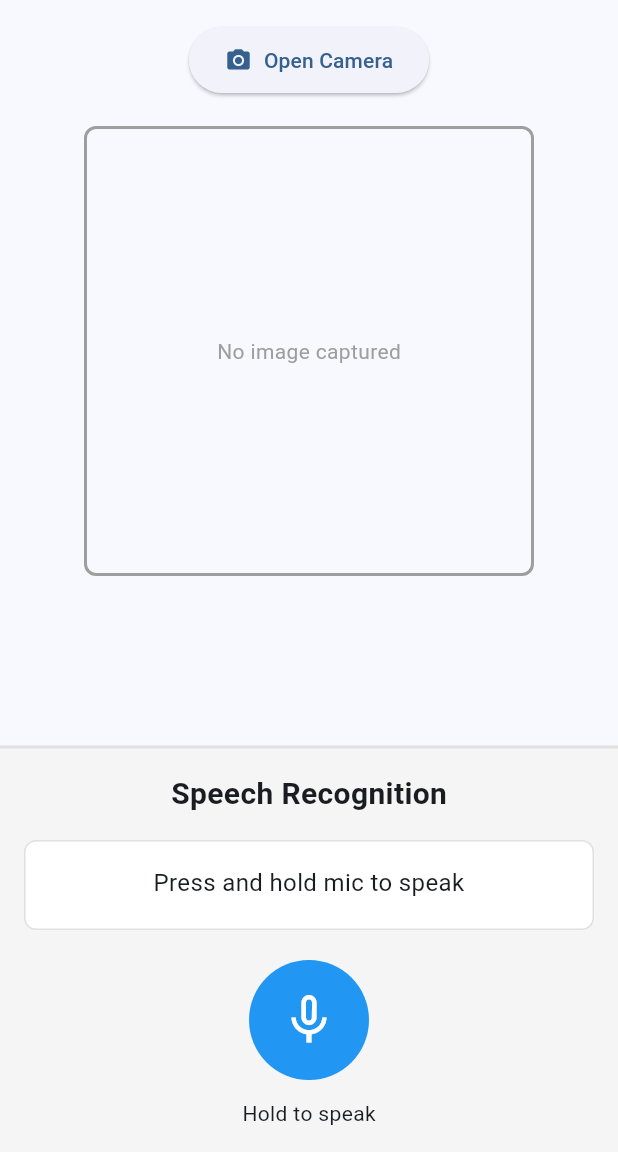
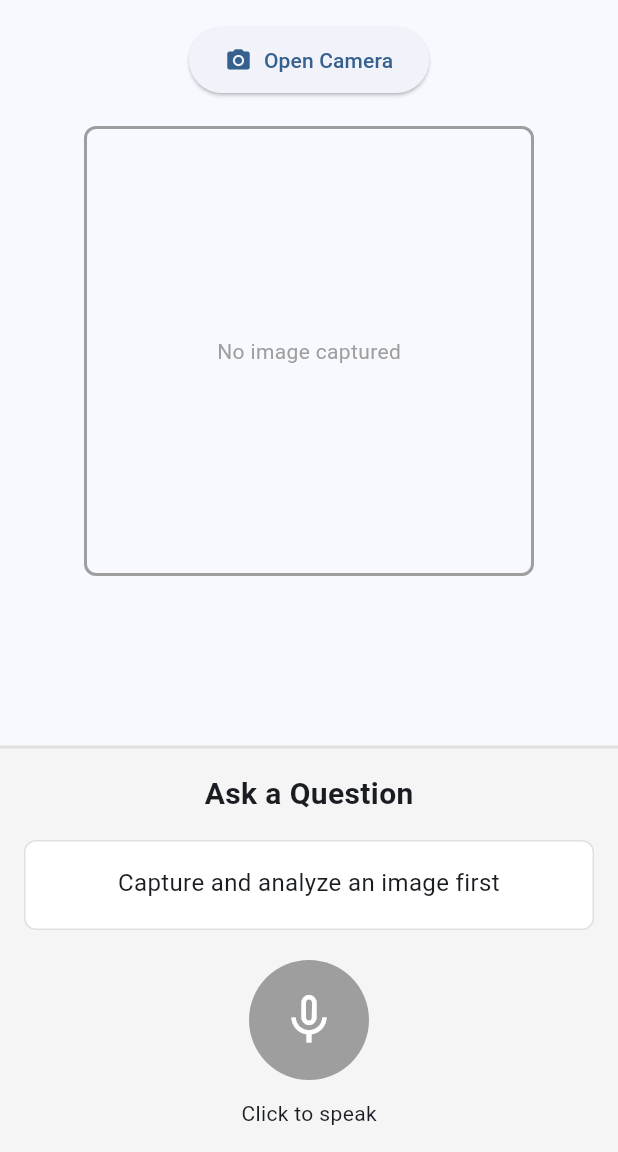
Before and after one commit to SuyashManiyar/HackUMass_codebase, a Flutter app: the screen it shows after launch, after a tap on "Open Camera", on a phone screen of 412 x 824 dp, the part 84-1236 px from its top. Run offline on Flutter 3.47's test engine with Material 3 defaults, Android fonts, the light colour scheme and no system bars; our stand-ins replace flutter_dotenv, flutter_tts, google_generative_ai, image_picker, speech_to_text.

Commit message:
main update

```diff
--- a/lib/main.dart
+++ b/lib/main.dart
@@ -3,8 +3,14 @@ import 'package:image_picker/image_picker.dart';
 import 'dart:io';
 import 'gemini_service.dart';
 import 'pipeline_service.dart';
+import 'package:flutter_dotenv/flutter_dotenv.dart';
 
-void main() {
+
+Future<void> main() async{
+  await dotenv.load(fileName: ".env");
+  print('Dotenv loaded successfully');
+  print('GEMINI_API_KEY exists: ${dotenv.env['GEMINI_API_KEY'] != null}');
+  print('OPENROUTER_API_KEY exists: ${dotenv.env['OPNRTR_API_KEY'] != null}');
   runApp(const MyApp());
 }
 
@@ -35,14 +41,13 @@ class MyHomePage extends StatefulWidget {
 class _MyHomePageState extends State<MyHomePage> {
   File? _image;
   final ImagePicker _picker = ImagePicker();
-  String? _description;
-  bool _isLoading = false;
+  String? _imageSummary;
+  bool _isLoadingImage = false;
 
   final PipelineService _pipelineService = PipelineService();
-  String _recognizedText = '';
-  String _reversedText = '';
+  String _transcription = '';
   bool _isSpeechInitialized = false;
-  bool _isProcessingSpeech = false;
+  bool _isProcessingPipeline = false;
 
   @override
   void initState() {
@@ -75,7 +80,7 @@ class _MyHomePageState extends State<MyHomePage> {
       if (image != null) {
         setState(() {
           _image = File(image.path);
-          _description = null;
+          _imageSummary = null;
         });
       }
     } catch (e) {
@@ -87,8 +92,8 @@ class _MyHomePageState extends State<MyHomePage> {
     if (_image == null) return;
 
     setState(() {
-      _isLoading = true;
-      _description = null;
+      _isLoadingImage = true;
+      _imageSummary = null;
     });
 
     try {
@@ -96,12 +101,12 @@ class _MyHomePageState extends State<MyHomePage> {
       final result = await get_gemini_response(imageBytes);
 
       setState(() {
-        _description = result.toString();
-        _isLoading = false;
+        _imageSummary = result.toString();
+        _isLoadingImage = false;
       });
     } catch (e) {
       setState(() {
-        _isLoading = false;
+        _isLoadingImage = false;
       });
 
       if (mounted) {
@@ -116,46 +121,40 @@ class _MyHomePageState extends State<MyHomePage> {
     }
   }
 
-  void _onSpeechResult(String text, bool isFinal) {
+  void _onTranscriptionUpdate(String text) {
     setState(() {
-      _recognizedText = text;
+      _transcription = text;
     });
   }
 
-  void _startListening() {
-    setState(() {
-      _recognizedText = '';
-      _reversedText = '';
-      _isProcessingSpeech = false;
-    });
-    _pipelineService.startListening(_onSpeechResult);
+  Future<void> _toggleMicrophone() async {
+    if (_imageSummary == null || _imageSummary!.isEmpty) {
+      ScaffoldMessenger.of(context).showSnackBar(
+        const SnackBar(
+          content: Text('Please capture and analyze an image first'),
+          backgroundColor: Colors.orange,
+        ),
+      );
+      return;
     }
 
-  Future<void> _stopListening() async {
-    if (_isProcessingSpeech) return;
+    if (_pipelineService.isListening) {
+      setState(() {
+        _isProcessingPipeline = true;
+      });
+
+      await _pipelineService.stopPipelineAndProcess(_imageSummary!);
 
       setState(() {
-      _isProcessingSpeech = true;
+        _isProcessingPipeline = false;
       });
-
-    await Future.delayed(const Duration(milliseconds: 500));
-
-    final finalText = await _pipelineService.stopListening();
-
-    final textToUse = finalText.isNotEmpty ? finalText : _recognizedText;
-
-    if (textToUse.isNotEmpty) {
-      final reversed = _pipelineService.reverseText(textToUse);
+    } else {
       setState(() {
-        _recognizedText = textToUse;
-        _reversedText = reversed;
+        _transcription = '';
       });
-      await _pipelineService.speakText(reversed);
+      await _pipelineService.startPipeline(_imageSummary!, _onTranscriptionUpdate);
+      setState(() {});
     }
-
-    setState(() {
-      _isProcessingSpeech = false;
-    });
   }
 
   @override
@@ -209,20 +208,20 @@ class _MyHomePageState extends State<MyHomePage> {
                           ),
                           const SizedBox(height: 20),
                           ElevatedButton.icon(
-                            onPressed: _isLoading ? null : _describeImage,
-                            icon: _isLoading
+                            onPressed: _isLoadingImage ? null : _describeImage,
+                            icon: _isLoadingImage
                                 ? const SizedBox(
                               width: 20,
                               height: 20,
                               child: CircularProgressIndicator(strokeWidth: 2),
                             )
                                 : const Icon(Icons.auto_awesome),
-                            label: Text(_isLoading ? 'Analyzing...' : 'Describe Image'),
+                            label: Text(_isLoadingImage ? 'Analyzing...' : 'Describe Image'),
                             style: ElevatedButton.styleFrom(
                               padding: const EdgeInsets.symmetric(horizontal: 24, vertical: 12),
                             ),
                           ),
-                          if (_description != null) ...[
+                          if (_imageSummary != null) ...[
                             const SizedBox(height: 20),
                             Container(
                               width: double.infinity,
@@ -237,7 +236,7 @@ class _MyHomePageState extends State<MyHomePage> {
                                 crossAxisAlignment: CrossAxisAlignment.start,
                                 children: [
                                   const Text(
-                                    'Description:',
+                                    'Image Summary:',
                                     style: TextStyle(
                                       fontSize: 16,
                                       fontWeight: FontWeight.bold,
@@ -245,7 +244,7 @@ class _MyHomePageState extends State<MyHomePage> {
                                   ),
                                   const SizedBox(height: 8),
                                   Text(
-                                    _description!,
+                                    _imageSummary!,
                                     style: const TextStyle(fontSize: 14),
                                   ),
                                 ],
@@ -285,7 +284,7 @@ class _MyHomePageState extends State<MyHomePage> {
                 mainAxisSize: MainAxisSize.min,
                 children: [
                   const Text(
-                    'Speech Recognition',
+                    'Ask a Question',
                     style: TextStyle(fontSize: 20, fontWeight: FontWeight.bold),
                   ),
                   const SizedBox(height: 16),
@@ -301,47 +300,31 @@ class _MyHomePageState extends State<MyHomePage> {
                         border: Border.all(color: Colors.grey[300]!),
                       ),
                       constraints: const BoxConstraints(minHeight: 60),
-                      child: Column(
-                        children: [
-                          Text(
-                            _recognizedText.isEmpty ? 'Press and hold mic to speak' : _recognizedText,
+                      child: Text(
+                        _transcription.isEmpty
+                            ? (_imageSummary == null
+                            ? 'Capture and analyze an image first'
+                            : 'Click mic to ask a question')
+                            : _transcription,
                         style: const TextStyle(fontSize: 16),
                         textAlign: TextAlign.center,
-                          ),
-                          if (_reversedText.isNotEmpty) ...[
-                            const SizedBox(height: 8),
-                            const Divider(),
-                            const SizedBox(height: 8),
-                            const Text(
-                              'Reversed:',
-                              style: TextStyle(fontSize: 12, fontWeight: FontWeight.bold),
-                            ),
-                            const SizedBox(height: 4),
-                            Text(
-                              _reversedText,
-                              style: const TextStyle(fontSize: 16, color: Colors.blue),
-                              textAlign: TextAlign.center,
-                            ),
-                          ],
-                        ],
                       ),
                     ),
                     const SizedBox(height: 20),
                     GestureDetector(
-                      onLongPressStart: (_) => _startListening(),
-                      onLongPressEnd: (_) => _stopListening(),
+                      onTap: _toggleMicrophone,
                       child: Container(
                         width: 80,
                         height: 80,
                         decoration: BoxDecoration(
                           color: _pipelineService.isListening
                               ? Colors.red
-                              : _isProcessingSpeech
+                              : _isProcessingPipeline
                               ? Colors.orange
-                              : Colors.blue,
+                              : (_imageSummary == null ? Colors.grey : Colors.blue),
                           shape: BoxShape.circle,
                         ),
-                        child: _isProcessingSpeech
+                        child: _isProcessingPipeline
                             ? const Center(
                           child: CircularProgressIndicator(
                             color: Colors.white,
@@ -358,10 +341,10 @@ class _MyHomePageState extends State<MyHomePage> {
                     const SizedBox(height: 12),
                     Text(
                       _pipelineService.isListening
-                          ? 'Listening...'
-                          : _isProcessingSpeech
+                          ? 'Listening... (Click to stop)'
+                          : _isProcessingPipeline
                           ? 'Processing...'
-                          : 'Hold to speak',
+                          : 'Click to speak',
                       style: const TextStyle(fontSize: 14),
                     ),
                   ],
```
Lines whose indentation alone changed are shown as unchanged.
